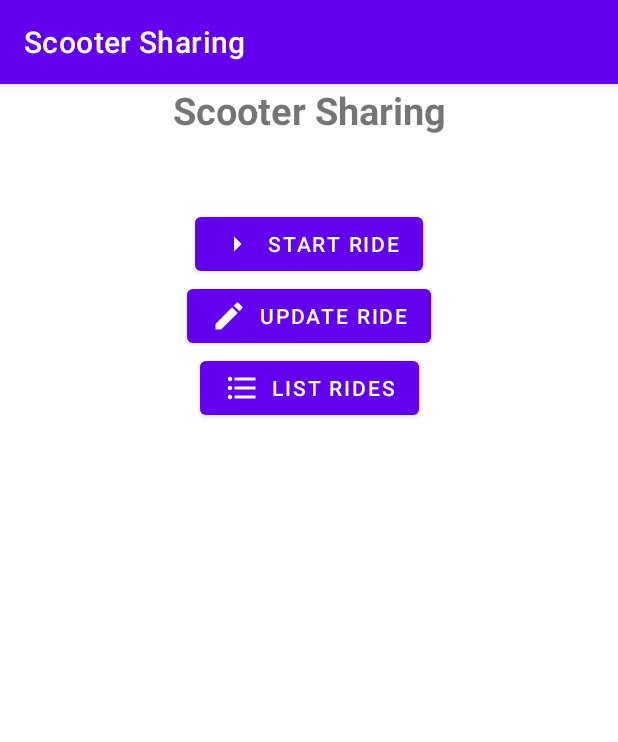
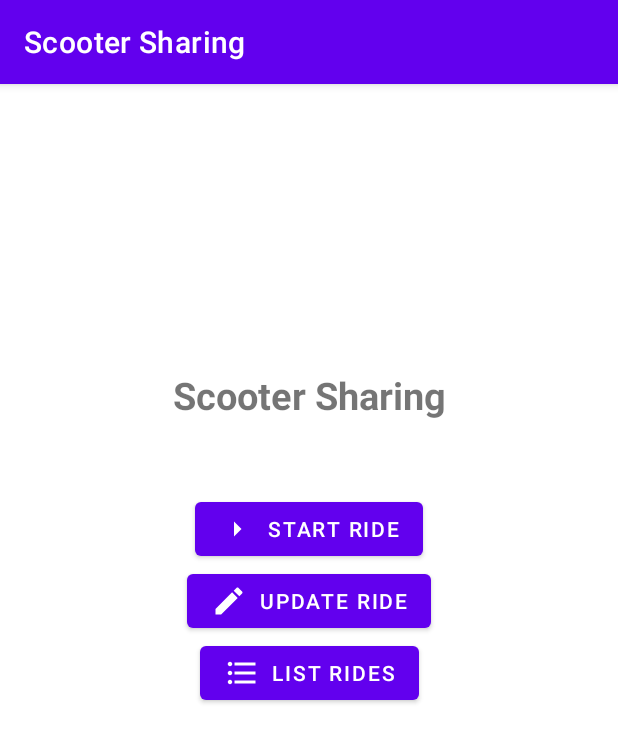
Before and after one commit to tehxueer29/ScooterSharing, an Android app: the screen it shows after launch (MainActivity), on a phone screen of 412 x 824 dp. Shown: the top 742 px of the screen. Run offline under Robolectric (Android 15) with nearby library versions, the phone set to English and light mode, and no system bars.

Commit message:
update UI

```diff
--- a/app/src/main/res/layout/fragment_main.xml
+++ b/app/src/main/res/layout/fragment_main.xml
@@ -12,7 +12,6 @@
         android:id="@+id/app_name"
         android:layout_width="wrap_content"
         android:layout_height="wrap_content"
-        android:layout_marginTop="32dp"
         android:layout_marginBottom="24dp"
         android:gravity="center"
         android:padding="24dp"
@@ -24,6 +23,7 @@
         app:layout_constraintHorizontal_bias="0.5"
         app:layout_constraintStart_toStartOf="parent"
         app:layout_constraintTop_toTopOf="parent"
+        app:layout_constraintVertical_bias="0.41000003"
         app:layout_constraintVertical_chainStyle="packed" />
 
     <Button
@@ -54,9 +54,10 @@
         android:id="@+id/list_ride_button"
         android:layout_width="wrap_content"
         android:layout_height="wrap_content"
+        android:layout_marginBottom="32dp"
         android:text="@string/list_ride_button"
         app:icon="@drawable/format_list_bulleted"
-        app:layout_constraintBottom_toBottomOf="@id/content_list"
+        app:layout_constraintBottom_toBottomOf="parent"
         app:layout_constraintEnd_toEndOf="parent"
         app:layout_constraintHorizontal_bias="0.5"
         app:layout_constraintStart_toStartOf="parent"
```
Also changed, not shown: app/src/main/res/layout/list_rides.xml (+7 -15 lines).
